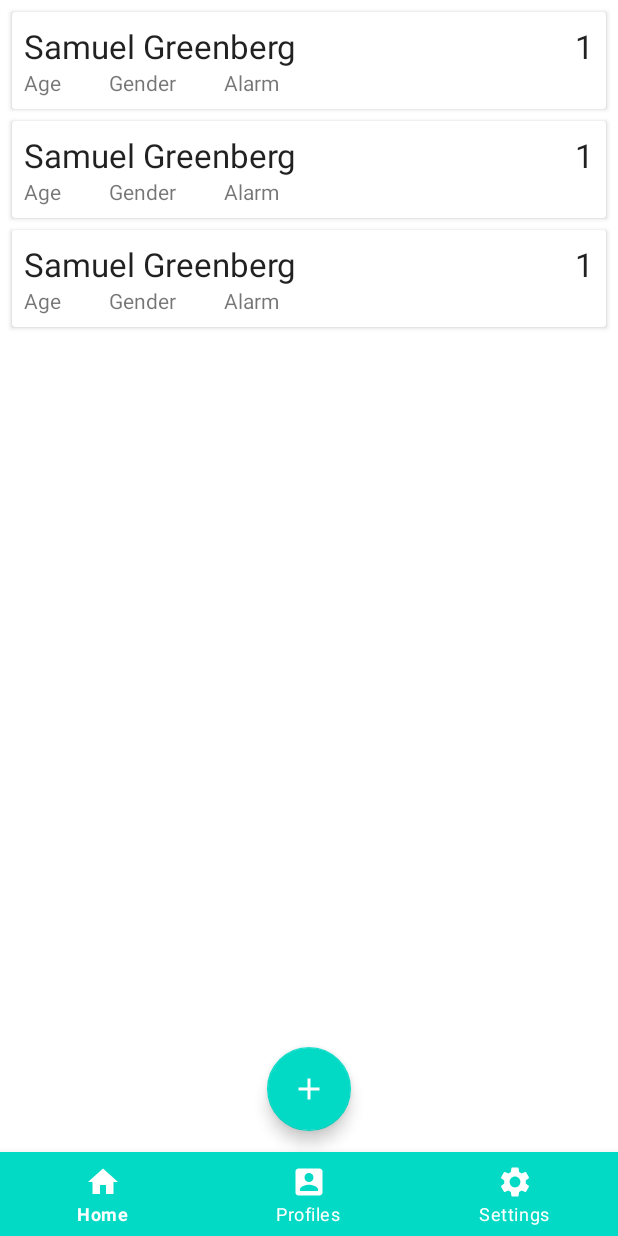
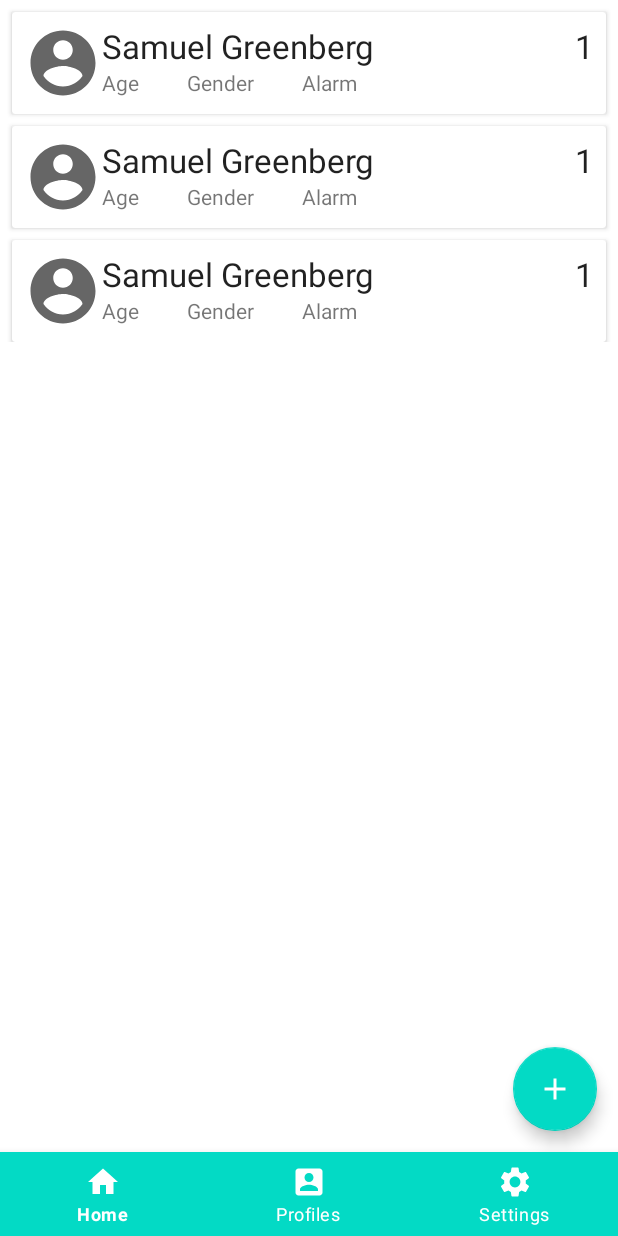
Before and after one commit to Deadlica/Produktutvecklingsprojekt, an Android app: the layout activity_profile.xml on its own in the app's theme, with its tools: preview values and no code run, on a phone screen of 412 x 824 dp. Run offline under Robolectric (Android 15) with nearby library versions, the phone set to English and light mode, and no system bars.

Commit message:
Added new launcher icon, scrollview in profiles

```diff
--- a/Vitals/app/src/main/java/com/firstapp/vitals/room/Contact.java
+++ b/Vitals/app/src/main/java/com/firstapp/vitals/room/Contact.java
@@ -1,5 +1,6 @@
 package com.firstapp.vitals.room;
 
+import androidx.room.ColumnInfo;
 import androidx.room.Entity;
 import androidx.room.PrimaryKey;
 
--- a/Vitals/app/src/main/res/layout/activity_profile.xml
+++ b/Vitals/app/src/main/res/layout/activity_profile.xml
@@ -6,21 +6,27 @@
     android:layout_height="match_parent"
     tools:context=".ProfileActivity">
 
-    <androidx.recyclerview.widget.RecyclerView
-        android:id="@+id/recycler_view"
+    <ScrollView
         android:layout_width="match_parent"
-        android:layout_height="match_parent"
-        tools:listitem="@layout/contact_item" />
+        android:layout_height="match_parent">
+
+        <androidx.recyclerview.widget.RecyclerView
+            android:id="@+id/recycler_view"
+            android:layout_width="match_parent"
+            android:layout_height="match_parent"
+            tools:listitem="@layout/contact_item" />
+
+    </ScrollView>
 
     <com.google.android.material.floatingactionbutton.FloatingActionButton
         android:id="@+id/button_add_contact"
         android:layout_width="wrap_content"
         android:layout_height="wrap_content"
-        app:tint="@android:color/white"
+        android:layout_above="@id/bottom_navigation"
+        android:layout_alignParentEnd="true"
+        android:layout_margin="14dp"
         android:src="@drawable/ic_add"
-        android:layout_above="@id/bottom_navigation"
-        android:layout_centerHorizontal="true"
-        android:layout_margin="14dp"/>
+        app:tint="@android:color/white" />
 
     <com.google.android.material.bottomnavigation.BottomNavigationView
         android:id="@+id/bottom_navigation"
--- a/Vitals/app/src/main/res/layout/contact_item.xml
+++ b/Vitals/app/src/main/res/layout/contact_item.xml
@@ -11,6 +11,13 @@
         android:layout_height="wrap_content"
         android:padding="8dp">
 
+        <ImageView
+            android:id="@+id/item_profile_picture"
+            android:layout_width="52dp"
+            android:layout_height="52dp"
+            android:src="@drawable/ic_profile_picture"
+            android:layout_alignParentStart="true" />
+
         <TextView
             android:id="@+id/text_view_priority"
             android:layout_width="wrap_content"
@@ -21,13 +28,12 @@
 
         <TextView
             android:id="@+id/text_view_name"
-            android:layout_width="wrap_content"
+            android:layout_width="300dp"
             android:layout_height="wrap_content"
             android:text="Samuel Greenberg"
             android:textAppearance="@style/TextAppearance.AppCompat.Large"
             android:maxLines="1"
-            android:layout_toStartOf="@+id/text_view_priority"
-            android:layout_alignParentStart="true"
+            android:layout_toRightOf="@+id/item_profile_picture"
             android:ellipsize="end" />
 
         <TextView
@@ -35,6 +41,7 @@
             android:layout_width="wrap_content"
             android:layout_height="wrap_content"
             android:layout_below="@id/text_view_name"
+            android:layout_toRightOf="@+id/item_profile_picture"
             android:text="Age" />
 
         <TextView
```
